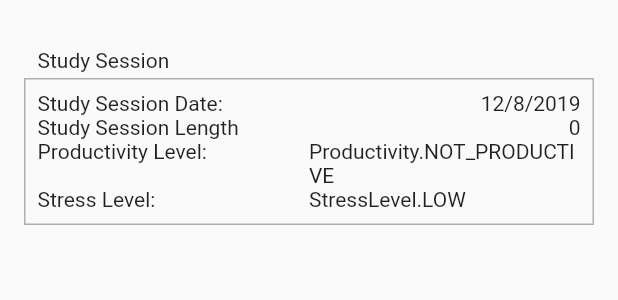
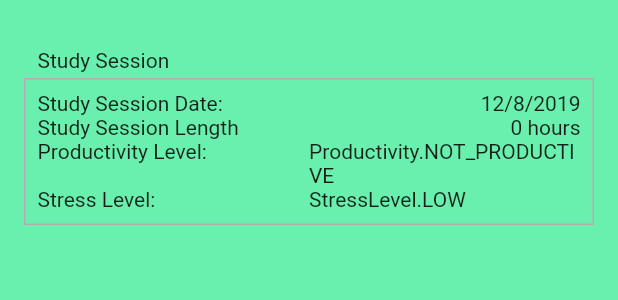
Before and after one commit to syz99/study_spaces, a Flutter app: the ReviewCard widget shown alone on an empty page, opened directly with empty values, on a phone screen of 412 x 824 dp. Shown: the top 300 px of the screen. Run offline on Flutter 3.47's test engine with Material 2 defaults, Android fonts, the phone set to English and light mode, and no system bars; our stand-ins replace charts_flutter, google_maps_flutter.

Commit message:
got review lists to work

```diff
--- a/study_spaces/lib/components/review_card.dart
+++ b/study_spaces/lib/components/review_card.dart
@@ -1,5 +1,7 @@
 import 'package:flutter/cupertino.dart';
+import 'package:flutter/material.dart';
 import 'package:intl/intl.dart';
+import 'package:study_spaces/components/space_card.dart';
 import 'package:study_spaces/data_models/reviews.dart';
 
 class ReviewCard extends StatelessWidget {
@@ -7,10 +9,10 @@ class ReviewCard extends StatelessWidget {
 
   final Review review;
 
-  @override
-  Widget build(BuildContext context) {
-    return Stack(children: [
-      Padding(
+  Widget _buildDetails() {
+    return FrostyBackground(
+        color: Colors.greenAccent,
+        child: Padding(
             padding: const EdgeInsets.all(16),
             child: Column(
                 children: [
@@ -60,10 +62,10 @@ class ReviewCard extends StatelessWidget {
                                 ),
                                 TableCell(
                                   child: Text(
-                                review.endTime
+                                    '${review.endTime
                                         .difference(review.startTime)
                                         .inHours
-                                    .toString(),
+                                        .toString()} hours',
                                     textAlign: TextAlign.end,
                                   ),
                                 ),
@@ -97,9 +99,28 @@ class ReviewCard extends StatelessWidget {
                         ),
                       ],
                     ),
+                  ),
+                ]
             )
+        )
+    );
+  }
+
+  @override
+  Widget build(BuildContext context) {
+    return Stack(
+      children: [
+        Semantics(
+          label: 'A card background featuring ${review.spaceId}',
+          child: _buildDetails()
+        ),
+//        Positioned(
+//          bottom: 0,
+//          left: 0,
+//          right: 0,
+//          //child: _buildDetails(),
+//        ),
       ],
-          ))
-    ]);
+    );
   }
 }
--- a/study_spaces/lib/components/space_detail.dart
+++ b/study_spaces/lib/components/space_detail.dart
@@ -90,7 +90,7 @@ class _SpaceDetailsState extends State<SpaceDetail>{
                //decoration: BoxDecoration(color: Color(0xffffffff)),
                height: 200.0,
                child: ListView.builder(
-                 scrollDirection: Axis.horizontal,
+                 scrollDirection: Axis.vertical,
                  itemCount: reviews.length + 2,
                  itemBuilder: (context, index) {
                    if (index == 0) {
--- a/study_spaces/lib/main.dart
+++ b/study_spaces/lib/main.dart
@@ -5,7 +5,6 @@
 import 'package:flutter/cupertino.dart';
 import 'package:flutter/material.dart';
 import 'package:flutter/services.dart';
-import 'package:flutter_platform_widgets/flutter_platform_widgets.dart';
 import 'package:scoped_model/scoped_model.dart';
 import 'package:study_spaces/views/home.dart';
 import 'package:study_spaces/views/login.dart';
--- a/study_spaces/lib/views/search_spaces.dart
+++ b/study_spaces/lib/views/search_spaces.dart
@@ -62,7 +62,7 @@ class MapSampleState extends State<MapSample> {
           Expanded(
             child:
             GoogleMap(
-              mapType: MapType.normal,
+              mapType: MapType.terrain   ,
               initialCameraPosition: _kGooglePlex,
               onMapCreated: (GoogleMapController controller) {
                 _controller.complete(controller);
--- a/study_spaces/pubspec.yaml
+++ b/study_spaces/pubspec.yaml
@@ -19,7 +19,6 @@ environment:
 dependencies:
   flutter:
     sdk: flutter
-  flutter_platform_widgets: 0.20.2
   scoped_model: 1.0.1
   google_maps_flutter: 0.5.21
   charts_flutter: any
```
Also changed, not shown: study_spaces/lib/data_models/fake_data.dart (+6 -3 lines), study_spaces/pubspec.lock. Lines whose indentation alone changed are shown as unchanged.
